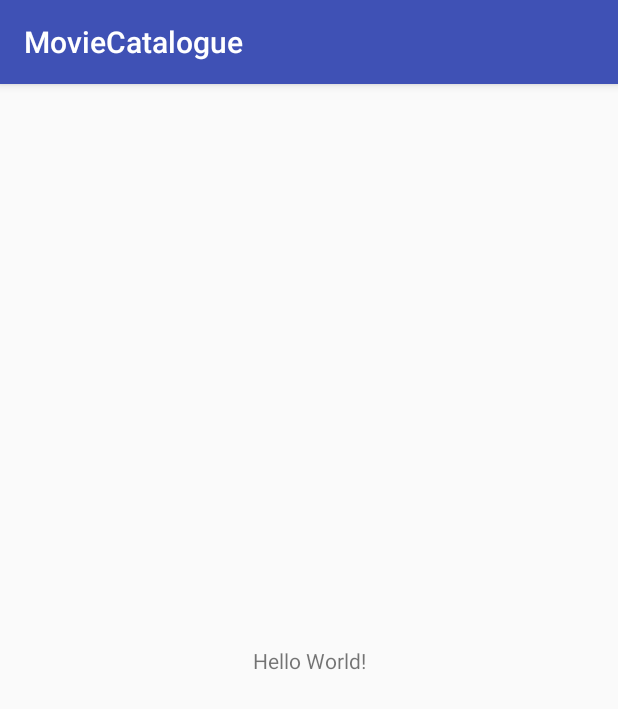
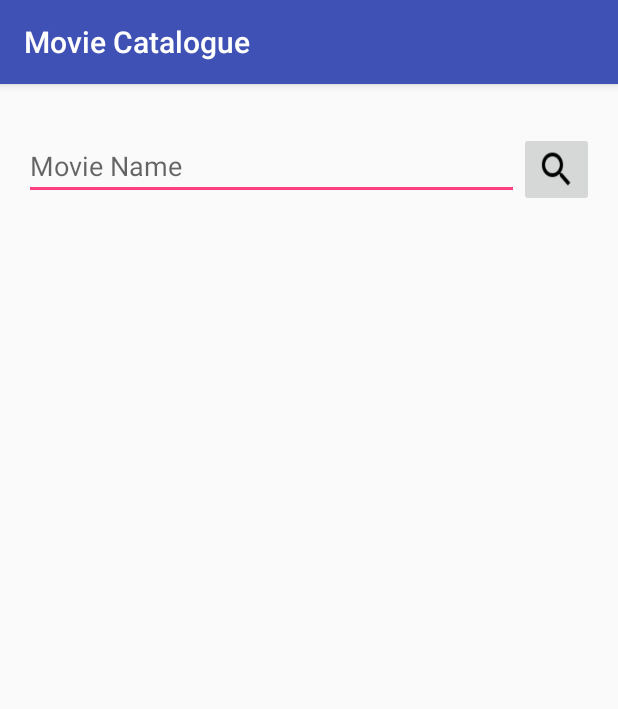
Before and after one commit to AnugrahRochmat/MovieCatalogue, an Android app: the screen it shows after launch (MainActivity before the commit, FindMoviesActivity after it), on a phone screen of 412 x 824 dp. Shown: the top 709 px of the screen. Run offline under Robolectric (Android 15) with nearby library versions, the phone set to English and light mode, and no system bars; our stand-ins replace ButterKnife; 1 statement that could not run was skipped.

Commit message:
Try MVP with TDD Test Scenario: Presenter handle movies and no movies return

```diff
--- a/app/src/main/AndroidManifest.xml
+++ b/app/src/main/AndroidManifest.xml
@@ -1,6 +1,8 @@
 <?xml version="1.0" encoding="utf-8"?>
 <manifest xmlns:android="http://schemas.android.com/apk/res/android"
     package="io.github.anugrahrochmat.moviecatalogue">
+
+    <uses-permission android:name="android.permission.INTERNET"/>
 
     <application
         android:allowBackup="true"
@@ -10,6 +12,8 @@
         android:supportsRtl="true"
         android:theme="@style/AppTheme">
         <activity android:name=".activity.MainActivity">
+        </activity>
+        <activity android:name=".activity.FindMoviesActivity">
             <intent-filter>
                 <action android:name="android.intent.action.MAIN" />
 
--- /dev/null
+++ b/app/src/main/java/io/github/anugrahrochmat/moviecatalogue/activity/FindMoviesActivity.java
@@ -0,0 +1,49 @@
+package io.github.anugrahrochmat.moviecatalogue.activity;
+
+import android.os.Bundle;
+import android.support.v7.app.AppCompatActivity;
+import android.support.v7.widget.RecyclerView;
+import android.widget.Button;
+import android.widget.EditText;
+import android.widget.ProgressBar;
+import android.widget.TextView;
+
+import java.util.List;
+
+import butterknife.BindView;
+import butterknife.ButterKnife;
+import io.github.anugrahrochmat.moviecatalogue.R;
+import io.github.anugrahrochmat.moviecatalogue.model.Movie;
+import io.github.anugrahrochmat.moviecatalogue.presenter.FindMoviesPresenter;
+import io.github.anugrahrochmat.moviecatalogue.view.FindMoviesView;
+
+public class FindMoviesActivity extends AppCompatActivity implements FindMoviesView{
+
+    @BindView(R.id.edt_find_movie)          EditText edtFindMovie;
+    @BindView(R.id.btn_find_movie)          Button  btnFindMovie;
+    @BindView(R.id.rv_find_movies_result)   RecyclerView rvFindMoviesResult;
+    @BindView(R.id.progress_bar)            ProgressBar progressBar;
+    @BindView(R.id.tv_error_message)        TextView tvErrorMessage;
+
+    private FindMoviesPresenter presenter;
+
+    @Override
+    protected void onCreate(Bundle savedInstanceState) {
+        super.onCreate(savedInstanceState);
+        setContentView(R.layout.activity_find_movies);
+        ButterKnife.bind(this);
+
+        presenter = new FindMoviesPresenter(this, null);
+    }
+
+    @Override
+    public void displayMovies(List<Movie> movieList) {
+
+    }
+
+    @Override
+    public void displayNoMovies() {
+
+    }
+
+}
--- /dev/null
+++ b/app/src/main/java/io/github/anugrahrochmat/moviecatalogue/model/FindMoviesModel.java
@@ -0,0 +1,4 @@
+package io.github.anugrahrochmat.moviecatalogue.model;
+
+public class FindMoviesModel {
+}
--- /dev/null
+++ b/app/src/main/java/io/github/anugrahrochmat/moviecatalogue/presenter/FindMoviesPresenter.java
@@ -0,0 +1,27 @@
+package io.github.anugrahrochmat.moviecatalogue.presenter;
+
+import java.util.List;
+
+import io.github.anugrahrochmat.moviecatalogue.model.Movie;
+import io.github.anugrahrochmat.moviecatalogue.repositories.MoviesRepository;
+import io.github.anugrahrochmat.moviecatalogue.view.FindMoviesView;
+
+public class FindMoviesPresenter {
+
+    private FindMoviesView view;
+    private MoviesRepository moviesRepository;
+
+    public FindMoviesPresenter(FindMoviesView view, MoviesRepository moviesRepository) {
+        this.view = view;
+        this.moviesRepository = moviesRepository;
+    }
+
+    public void loadMovies() {
+        List<Movie> movieList = moviesRepository.getMovies();
+        if (movieList.isEmpty()){
+            view.displayNoMovies();
+        } else {
+            view.displayMovies(movieList);
+        }
+    }
+}
--- /dev/null
+++ b/app/src/main/java/io/github/anugrahrochmat/moviecatalogue/repositories/MoviesRepository.java
@@ -0,0 +1,10 @@
+package io.github.anugrahrochmat.moviecatalogue.repositories;
+
+import java.util.List;
+
+import io.github.anugrahrochmat.moviecatalogue.model.Movie;
+
+public interface MoviesRepository {
+
+    List<Movie> getMovies();
+}
--- /dev/null
+++ b/app/src/main/java/io/github/anugrahrochmat/moviecatalogue/view/FindMoviesView.java
@@ -0,0 +1,12 @@
+package io.github.anugrahrochmat.moviecatalogue.view;
+
+import java.util.List;
+
+import io.github.anugrahrochmat.moviecatalogue.model.Movie;
+
+public interface FindMoviesView {
+
+    void displayMovies(List<Movie> movieList);
+
+    void displayNoMovies();
+}
--- /dev/null
+++ b/app/src/main/res/layout/activity_find_movies.xml
@@ -0,0 +1,63 @@
+<?xml version="1.0" encoding="utf-8"?>
+<RelativeLayout xmlns:android="http://schemas.android.com/apk/res/android"
+    xmlns:tools="http://schemas.android.com/tools"
+    android:layout_width="match_parent"
+    android:layout_height="match_parent"
+    android:padding="@dimen/margin_padding_16dp"
+    tools:context="io.github.anugrahrochmat.moviecatalogue.activity.FindMoviesActivity">
+
+    <LinearLayout
+        android:id="@+id/search_layout"
+        android:layout_width="match_parent"
+        android:layout_height="wrap_content"
+        android:paddingTop="@dimen/margin_padding_16dp"
+        android:paddingBottom="@dimen/margin_padding_16dp"
+        android:orientation="horizontal">
+        <EditText
+            android:id="@+id/edt_find_movie"
+            android:layout_width="0dp"
+            android:layout_height="wrap_content"
+            android:layout_weight="1"
+            android:textStyle="normal"
+            android:inputType="text"
+            android:imeOptions="actionDone"
+            android:hint="@string/find_movie"/>
+        <ImageButton
+            android:id="@+id/btn_find_movie"
+            android:layout_width="@dimen/btn_find_movies_dimension"
+            android:layout_height="@dimen/btn_find_movies_dimension"
+            android:scaleType="fitXY"
+            android:src="@drawable/ic_search_black_24dp" />
+    </LinearLayout>
+
+    <ScrollView
+        android:id="@+id/scroll_view_rv"
+        android:layout_width="match_parent"
+        android:layout_height="match_parent"
+        android:layout_below="@+id/search_layout">
+        <android.support.v7.widget.RecyclerView
+            android:id="@+id/rv_find_movies_result"
+            android:layout_width="match_parent"
+            android:layout_height="wrap_content"/>
+    </ScrollView>
+
+    <ProgressBar
+        android:id="@+id/progress_bar"
+        android:layout_width="@dimen/btn_find_movies_dimension"
+        android:layout_height="@dimen/btn_find_movies_dimension"
+        android:layout_centerInParent="true"
+        android:visibility="gone"/>
+
+    <TextView
+        android:id="@+id/tv_error_message"
+        android:layout_width="wrap_content"
+        android:layout_height="wrap_content"
+        android:layout_centerInParent="true"
+        android:textSize="@dimen/text_size_16sp"
+        android:textStyle="bold"
+        android:textColor="@android:color/holo_red_dark"
+        android:textAlignment="center"
+        android:text="@string/error_message"
+        android:visibility="gone"/>
+
+</RelativeLayout>
--- a/app/src/main/res/layout/activity_main.xml
+++ b/app/src/main/res/layout/activity_main.xml
@@ -1,18 +1,15 @@
 <?xml version="1.0" encoding="utf-8"?>
-<android.support.constraint.ConstraintLayout xmlns:android="http://schemas.android.com/apk/res/android"
-    xmlns:app="http://schemas.android.com/apk/res-auto"
+<LinearLayout xmlns:android="http://schemas.android.com/apk/res/android"
     xmlns:tools="http://schemas.android.com/tools"
     android:layout_width="match_parent"
     android:layout_height="match_parent"
+    android:orientation="vertical"
+    android:padding="@dimen/margin_padding_16dp"
     tools:context="io.github.anugrahrochmat.moviecatalogue.activity.MainActivity">
 
     <TextView
-        android:layout_width="wrap_content"
+        android:layout_width="match_parent"
         android:layout_height="wrap_content"
-        android:text="Hello World!"
-        app:layout_constraintBottom_toBottomOf="parent"
-        app:layout_constraintLeft_toLeftOf="parent"
-        app:layout_constraintRight_toRightOf="parent"
-        app:layout_constraintTop_toTopOf="parent" />
+        android:text="Hello World"/>
 
-</android.support.constraint.ConstraintLayout>
+</LinearLayout>
--- /dev/null
+++ b/app/src/main/res/values/dimens.xml
@@ -0,0 +1,6 @@
+<?xml version="1.0" encoding="utf-8"?>
+<resources>
+    <dimen name="margin_padding_16dp">16dp</dimen>
+    <dimen name="btn_find_movies_dimension">50dp</dimen>
+    <dimen name="text_size_16sp">16sp</dimen>
+</resources>
--- a/app/src/main/res/values/strings.xml
+++ b/app/src/main/res/values/strings.xml
@@ -1,3 +1,6 @@
 <resources>
-    <string name="app_name">MovieCatalogue</string>
+    <string name="app_name">Movie Catalogue</string>
+    <string name="find">Find</string>
+    <string name="find_movie">Movie Name</string>
+    <string name="error_message">Cannot connect to the internet. Please check your internet connection.</string>
 </resources>
```
Also changed, not shown: app/src/main/java/io/github/anugrahrochmat/moviecatalogue/model/Movie.java (added, +167 -0 lines), app/src/main/java/io/github/anugrahrochmat/moviecatalogue/model/MoviesResponse.java (added, +54 -0 lines), app/src/main/java/io/github/anugrahrochmat/moviecatalogue/rest/ApiClient.java (added, +19 -0 lines), app/src/main/java/io/github/anugrahrochmat/moviecatalogue/rest/ApiInterface.java (added, +13 -0 lines), app/src/main/res/drawable/ic_search_black_24dp.png (added), 1 other file.
